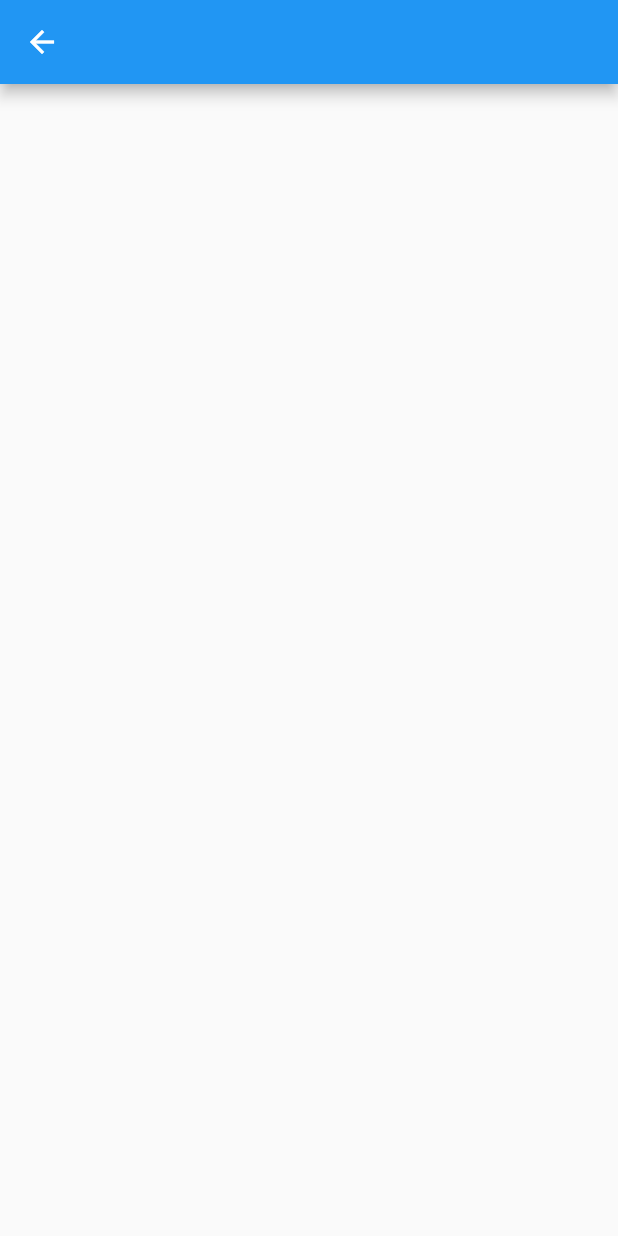
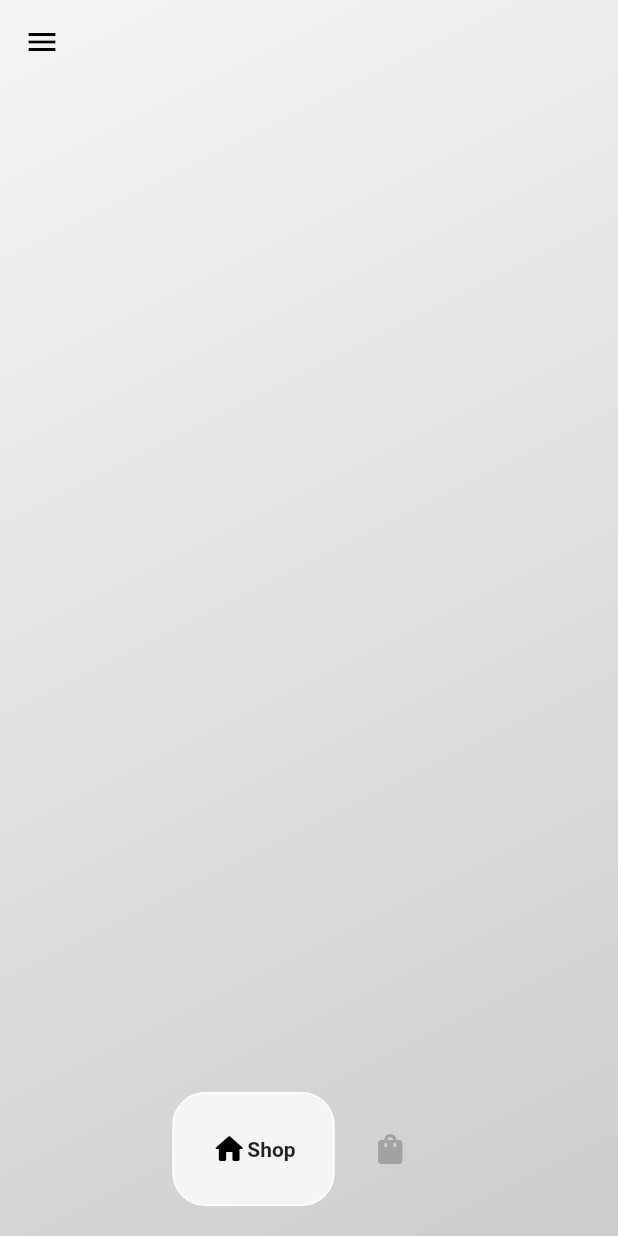
Before and after one commit to Osamaalharbi9/glorious_app, a Flutter app: the ShopPage screen opened directly, on a phone screen of 412 x 824 dp. Run offline on Flutter 3.47's test engine with Material 2 defaults, Android fonts, the phone set to English and light mode, and no system bars; drawn by our look-alikes of google_nav_bar; our stand-ins replace google_fonts.

Commit message:
fifth commit(i added drawer)

```diff
--- a/glorious_app/lib/shop_page.dart
+++ b/glorious_app/lib/shop_page.dart
@@ -1,4 +1,5 @@
 import 'package:flutter/material.dart';
+import 'package:google_nav_bar/google_nav_bar.dart';
 
 class ShopPage extends StatefulWidget {
   const ShopPage({super.key});
@@ -11,7 +12,57 @@ class _ShopPageState extends State<ShopPage> {
   @override
   Widget build(BuildContext context) {
     return Scaffold(
-      appBar: AppBar(),
+      extendBodyBehindAppBar: true,
+      appBar: AppBar(
+        backgroundColor: Colors.transparent,
+        elevation: 0,
+        leading: Builder(builder: (context)=>IconButton(
+            onPressed: () {Scaffold.of(context).openDrawer();},
+            icon: const Icon(
+              Icons.menu,
+              color: Colors.black,
+            )),),
+      ),
+      drawer: Drawer(backgroundColor: Colors.grey[900],child: Divider(color: Colors.white),),
+      body: Container(
+        decoration: const BoxDecoration(
+            gradient: LinearGradient(
+                begin: Alignment.topLeft,
+                end: Alignment.bottomRight,
+                colors: [
+              Color.fromARGB(255, 245, 245, 245),
+              Color.fromARGB(255, 205, 205, 205)
+            ])),
+        child: Column(
+          mainAxisAlignment: MainAxisAlignment.end,
+          children: [
+            GNav(
+                color: const Color.fromARGB(255, 162, 162, 162),
+                tabActiveBorder: Border.all(color: Colors.white),
+                tabBackgroundColor: Colors.grey.shade100,
+                mainAxisAlignment: MainAxisAlignment.center,
+                tabBorderRadius: 22,
+                //color: Colors.grey,
+
+                tabs: [
+                  GButton(
+                    icon: Icons.home_rounded,
+                    text: 'Shop',
+                    onPressed: () {},
+                  ),
+                  GButton(
+                    //activeBorder: Border.all(color: Colors.black),
+                    icon: Icons.shopping_bag_rounded,
+                    text: 'Cart',
+                    onPressed: () {},
+                  )
+                ]),
+            const SizedBox(
+              height: 20,
+            )
+          ],
+        ),
+      ),
     );
   }
 }
--- a/glorious_app/pubspec.yaml
+++ b/glorious_app/pubspec.yaml
@@ -32,10 +32,13 @@ dependencies:
     sdk: flutter
 
 
+
+
   # The following adds the Cupertino Icons font to your application.
   # Use with the CupertinoIcons class for iOS style icons.
   cupertino_icons: ^1.0.2
   google_fonts: ^5.1.0
+  google_nav_bar: ^5.0.6
 
 dev_dependencies:
   flutter_test:
```
Also changed, not shown: glorious_app/pubspec.lock.
